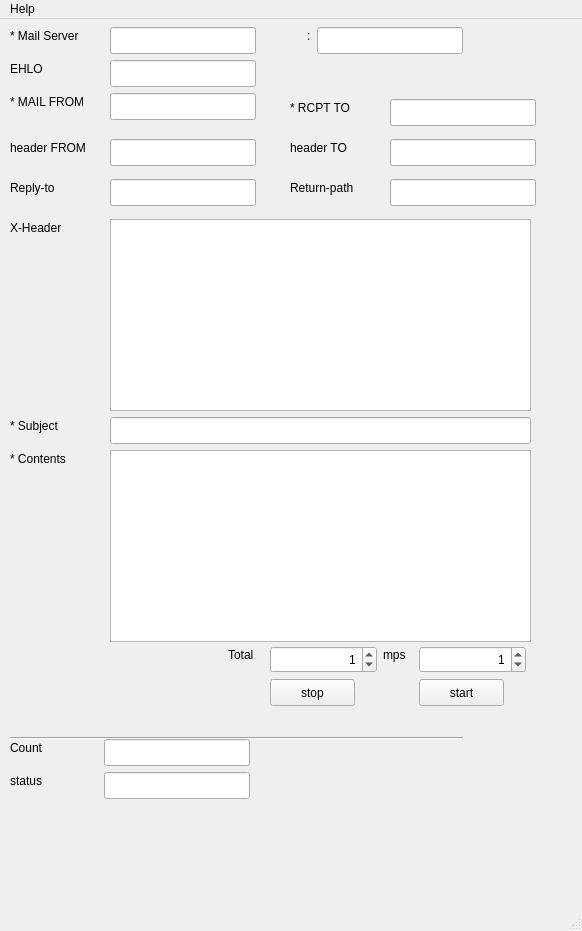
This is sendmail/measure.ui in jybaek/gist as Qt 5 draws it before an edit. The edited form follows.
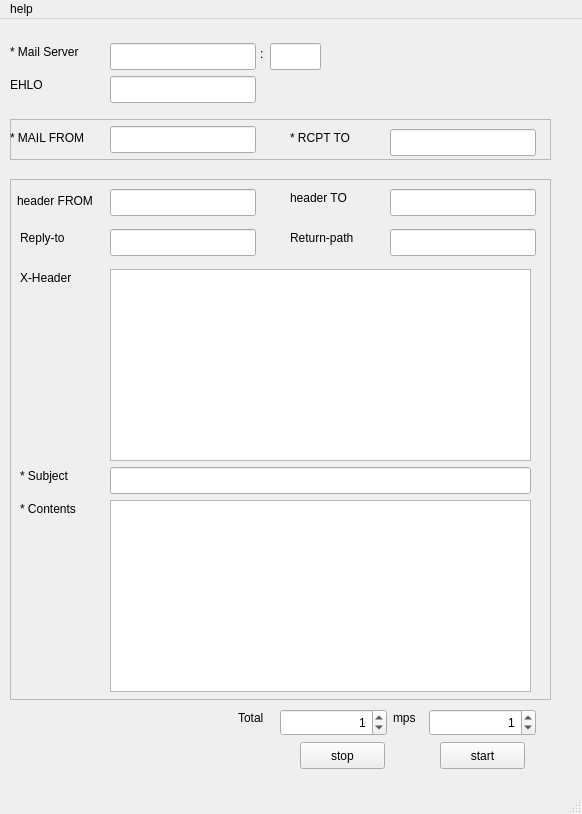
This is the edited form.

Diff of the .ui file:
```diff
--- a/sendmail/measure.ui
+++ b/sendmail/measure.ui
@@ -7,7 +7,7 @@
     <x>0</x>
     <y>0</y>
     <width>582</width>
-    <height>931</height>
+    <height>814</height>
    </rect>
   </property>
   <property name="windowTitle">
@@ -18,7 +18,7 @@
     <property name="geometry">
      <rect>
       <x>290</x>
-      <y>120</y>
+      <y>170</y>
       <width>71</width>
       <height>17</height>
      </rect>
@@ -31,7 +31,7 @@
     <property name="geometry">
      <rect>
       <x>390</x>
-      <y>120</y>
+      <y>170</y>
       <width>146</width>
       <height>27</height>
      </rect>
@@ -43,8 +43,8 @@
    <widget class="QLabel" name="label_12">
     <property name="geometry">
      <rect>
-      <x>10</x>
-      <y>120</y>
+      <x>17</x>
+      <y>173</y>
       <width>93</width>
       <height>17</height>
      </rect>
@@ -57,7 +57,7 @@
     <property name="geometry">
      <rect>
       <x>110</x>
-      <y>120</y>
+      <y>170</y>
       <width>146</width>
       <height>27</height>
      </rect>
@@ -69,9 +69,9 @@
    <widget class="QLineEdit" name="form_mailserver_port">
     <property name="geometry">
      <rect>
-      <x>317</x>
-      <y>8</y>
-      <width>146</width>
+      <x>270</x>
+      <y>24</y>
+      <width>51</width>
       <height>27</height>
      </rect>
     </property>
@@ -83,7 +83,7 @@
     <property name="geometry">
      <rect>
       <x>10</x>
-      <y>8</y>
+      <y>24</y>
       <width>88</width>
       <height>17</height>
      </rect>
@@ -96,7 +96,7 @@
     <property name="geometry">
      <rect>
       <x>110</x>
-      <y>8</y>
+      <y>24</y>
       <width>146</width>
       <height>27</height>
      </rect>
@@ -108,8 +108,8 @@
    <widget class="QLabel" name="label_13">
     <property name="geometry">
      <rect>
-      <x>307</x>
-      <y>8</y>
+      <x>260</x>
+      <y>26</y>
       <width>16</width>
       <height>17</height>
      </rect>
@@ -118,76 +118,11 @@
      <string>:</string>
     </property>
    </widget>
-   <widget class="Line" name="line">
-    <property name="geometry">
-     <rect>
-      <x>10</x>
-      <y>711</y>
-      <width>453</width>
-      <height>16</height>
-     </rect>
-    </property>
-    <property name="orientation">
-     <enum>Qt::Horizontal</enum>
-    </property>
-   </widget>
-   <widget class="QLineEdit" name="lineEdit_2">
-    <property name="geometry">
-     <rect>
-      <x>104</x>
-      <y>753</y>
-      <width>146</width>
-      <height>27</height>
-     </rect>
-    </property>
-    <property name="readOnly">
-     <bool>true</bool>
-    </property>
-   </widget>
-   <widget class="QLabel" name="label_10">
-    <property name="geometry">
-     <rect>
-      <x>10</x>
-      <y>753</y>
-      <width>43</width>
-      <height>17</height>
-     </rect>
-    </property>
-    <property name="text">
-     <string>status</string>
-    </property>
-   </widget>
-   <widget class="QLabel" name="label_2">
-    <property name="geometry">
-     <rect>
-      <x>10</x>
-      <y>720</y>
-      <width>43</width>
-      <height>17</height>
-     </rect>
-    </property>
-    <property name="text">
-     <string>Count</string>
-    </property>
-   </widget>
-   <widget class="QLineEdit" name="lineEdit">
-    <property name="geometry">
-     <rect>
-      <x>104</x>
-      <y>720</y>
-      <width>146</width>
-      <height>27</height>
-     </rect>
-    </property>
-    <property name="readOnly">
-     <bool>true</bool>
-    </property>
-   </widget>
    <widget class="QLabel" name="label_7">
     <property name="geometry">
      <rect>
-      <x>10</x>
-      <y>398</y>
+      <x>20</x>
+      <y>448</y>
       <width>63</width>
       <height>17</height>
      </rect>
@@ -200,7 +135,7 @@
     <property name="geometry">
      <rect>
       <x>110</x>
-      <y>41</y>
+      <y>57</y>
       <width>146</width>
       <height>27</height>
      </rect>
@@ -209,8 +144,8 @@
    <widget class="QPushButton" name="form_start">
     <property name="geometry">
      <rect>
-      <x>419</x>
-      <y>660</y>
+      <x>440</x>
+      <y>723</y>
       <width>85</width>
       <height>27</height>
      </rect>
@@ -223,7 +158,7 @@
     <property name="geometry">
      <rect>
       <x>110</x>
-      <y>160</y>
+      <y>210</y>
       <width>146</width>
       <height>27</height>
      </rect>
@@ -235,8 +170,8 @@
    <widget class="QLabel" name="label_9">
     <property name="geometry">
      <rect>
-      <x>383</x>
-      <y>627</y>
+      <x>393</x>
+      <y>690</y>
       <width>30</width>
       <height>17</height>
      </rect>
@@ -249,7 +184,7 @@
     <property name="geometry">
      <rect>
       <x>110</x>
-      <y>398</y>
+      <y>448</y>
       <width>421</width>
       <height>27</height>
      </rect>
@@ -261,8 +196,8 @@
    <widget class="QSpinBox" name="mps">
     <property name="geometry">
      <rect>
-      <x>419</x>
-      <y>627</y>
+      <x>429</x>
+      <y>690</y>
       <width>107</width>
       <height>27</height>
      </rect>
@@ -287,7 +222,7 @@
     <property name="geometry">
      <rect>
       <x>290</x>
-      <y>80</y>
+      <y>110</y>
       <width>71</width>
       <height>17</height>
      </rect>
@@ -300,7 +235,7 @@
     <property name="geometry">
      <rect>
       <x>110</x>
-      <y>431</y>
+      <y>481</y>
       <width>421</width>
       <height>192</height>
      </rect>
@@ -317,7 +252,7 @@
     <property name="geometry">
      <rect>
       <x>110</x>
-      <y>74</y>
+      <y>107</y>
       <width>146</width>
       <height>27</height>
      </rect>
@@ -329,8 +264,8 @@
    <widget class="QLabel" name="label_3">
     <property name="geometry">
      <rect>
-      <x>228</x>
-      <y>627</y>
+      <x>238</x>
+      <y>690</y>
       <width>36</width>
       <height>17</height>
      </rect>
@@ -343,7 +278,7 @@
     <property name="geometry">
      <rect>
       <x>10</x>
-      <y>41</y>
+      <y>57</y>
       <width>38</width>
       <height>17</height>
      </rect>
@@ -356,7 +291,7 @@
     <property name="geometry">
      <rect>
       <x>390</x>
-      <y>80</y>
+      <y>110</y>
       <width>146</width>
       <height>27</height>
      </rect>
@@ -368,8 +303,8 @@
    <widget class="QPushButton" name="form_stop">
     <property name="geometry">
      <rect>
-      <x>270</x>
-      <y>660</y>
+      <x>300</x>
+      <y>723</y>
       <width>85</width>
       <height>27</height>
      </rect>
@@ -382,7 +317,7 @@
     <property name="geometry">
      <rect>
       <x>10</x>
-      <y>74</y>
+      <y>110</y>
       <width>93</width>
       <height>17</height>
      </rect>
@@ -395,7 +330,7 @@
     <property name="geometry">
      <rect>
       <x>110</x>
-      <y>200</y>
+      <y>250</y>
       <width>421</width>
       <height>192</height>
      </rect>
@@ -404,8 +339,8 @@
    <widget class="QLabel" name="label_14">
     <property name="geometry">
      <rect>
-      <x>10</x>
-      <y>160</y>
+      <x>20</x>
+      <y>210</y>
       <width>59</width>
       <height>17</height>
      </rect>
@@ -418,7 +353,7 @@
     <property name="geometry">
      <rect>
       <x>390</x>
-      <y>160</y>
+      <y>210</y>
       <width>146</width>
       <height>27</height>
      </rect>
@@ -430,8 +365,8 @@
    <widget class="QSpinBox" name="mail_total">
     <property name="geometry">
      <rect>
-      <x>270</x>
-      <y>627</y>
+      <x>280</x>
+      <y>690</y>
       <width>107</width>
       <height>27</height>
      </rect>
@@ -458,8 +393,8 @@
    <widget class="QLabel" name="label_4">
     <property name="geometry">
      <rect>
-      <x>10</x>
-      <y>431</y>
+      <x>20</x>
+      <y>481</y>
       <width>75</width>
       <height>17</height>
      </rect>
@@ -471,8 +406,8 @@
    <widget class="QLabel" name="label_16">
     <property name="geometry">
      <rect>
-      <x>10</x>
-      <y>200</y>
+      <x>20</x>
+      <y>250</y>
       <width>65</width>
       <height>17</height>
      </rect>
@@ -485,7 +420,7 @@
     <property name="geometry">
      <rect>
       <x>290</x>
-      <y>160</y>
+      <y>210</y>
       <width>83</width>
       <height>17</height>
      </rect>
@@ -494,6 +429,86 @@
      <string>Return-path</string>
     </property>
    </widget>
+   <widget class="QFrame" name="frame">
+    <property name="geometry">
+     <rect>
+      <x>10</x>
+      <y>100</y>
+      <width>541</width>
+      <height>41</height>
+     </rect>
+    </property>
+    <property name="frameShape">
+     <enum>QFrame::StyledPanel</enum>
+    </property>
+    <property name="frameShadow">
+     <enum>QFrame::Raised</enum>
+    </property>
+    <widget class="QFrame" name="frame_2">
+     <property name="geometry">
+      <rect>
+       <x>0</x>
+       <y>0</y>
+       <width>541</width>
+       <height>41</height>
+      </rect>
+     </property>
+     <property name="frameShape">
+      <enum>QFrame::StyledPanel</enum>
+     </property>
+     <property name="frameShadow">
+      <enum>QFrame::Raised</enum>
+     </property>
+    </widget>
+   </widget>
+   <widget class="QFrame" name="frame_3">
+    <property name="geometry">
+     <rect>
+      <x>10</x>
+      <y>160</y>
+      <width>541</width>
+      <height>521</height>
+     </rect>
+    </property>
+    <property name="frameShape">
+     <enum>QFrame::StyledPanel</enum>
+    </property>
+    <property name="frameShadow">
+     <enum>QFrame::Raised</enum>
+    </property>
+   </widget>
+   <zorder>frame_3</zorder>
+   <zorder>frame</zorder>
+   <zorder>label_11</zorder>
+   <zorder>form_headerto</zorder>
+   <zorder>label_12</zorder>
+   <zorder>form_headerfrom</zorder>
+   <zorder>form_mailserver_port</zorder>
+   <zorder>label_6</zorder>
+   <zorder>form_mailserver</zorder>
+   <zorder>label_13</zorder>
+   <zorder>label_7</zorder>
+   <zorder>form_ehlo</zorder>
+   <zorder>form_start</zorder>
+   <zorder>form_replyto</zorder>
+   <zorder>label_9</zorder>
+   <zorder>form_subject</zorder>
+   <zorder>mps</zorder>
+   <zorder>label_8</zorder>
+   <zorder>form_data</zorder>
+   <zorder>form_mailfrom</zorder>
+   <zorder>label_3</zorder>
+   <zorder>label</zorder>
+   <zorder>form_rcptto</zorder>
+   <zorder>form_stop</zorder>
+   <zorder>label_5</zorder>
+   <zorder>form_xheader</zorder>
+   <zorder>label_14</zorder>
+   <zorder>form_returnpath</zorder>
+   <zorder>mail_total</zorder>
+   <zorder>label_4</zorder>
+   <zorder>label_16</zorder>
+   <zorder>label_15</zorder>
   </widget>
   <widget class="QMenuBar" name="menubar">
    <property name="geometry">
@@ -506,7 +521,7 @@
    </property>
    <widget class="QMenu" name="menuMail_Attack_v0_1">
     <property name="title">
-     <string>Help</string>
+     <string>help</string>
     </property>
     <addaction name="actionInformation"/>
     <addaction name="actionLicense"/>
```
Left out of the diff: 4 changed lines with no effect on the pictures.
